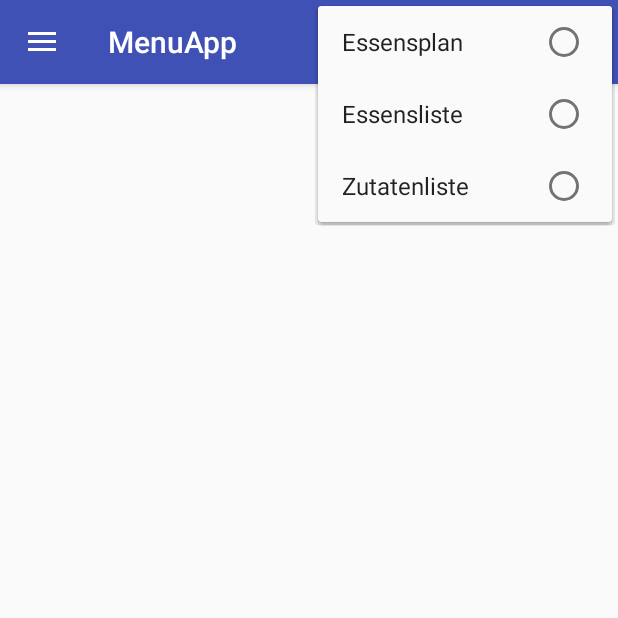
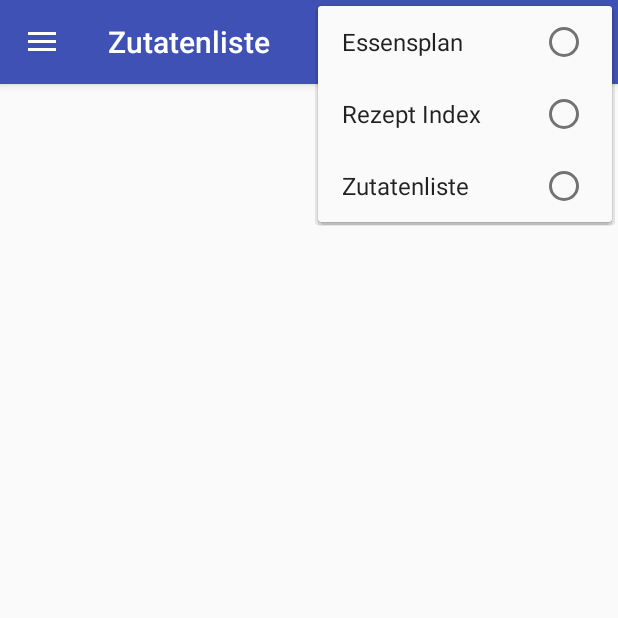
Before and after one commit to RichardKromoser/Menu-App, an Android app: the screen it shows after launch (MainActivity), with the options menu open, on a phone screen of 412 x 824 dp, the top half of it. Run offline under Robolectric (Android 15) with nearby library versions, the phone set to English and light mode, and no system bars.

Commit message:
pages are working now

```diff
--- a/app/src/main/java/com/menu/richard/menuapp/MainActivity.java
+++ b/app/src/main/java/com/menu/richard/menuapp/MainActivity.java
@@ -22,8 +22,6 @@ import java.util.List;
 public class MainActivity extends AppCompatActivity
         implements NavigationView.OnNavigationItemSelectedListener{
     //private GridView gridView;
-    private DrawerLayout drawerLayout;
-    private ActionBarDrawerToggle toggle;
 
     @Override
     protected void onCreate(Bundle savedInstanceState) {
@@ -33,9 +31,8 @@ public class MainActivity extends AppCompatActivity
         setSupportActionBar(toolbar);
 
 
-
-        drawerLayout = (DrawerLayout) findViewById(R.id.drawer_layout);
-        toggle = new ActionBarDrawerToggle(
+        DrawerLayout drawerLayout = (DrawerLayout) findViewById(R.id.drawer_layout);
+        ActionBarDrawerToggle toggle = new ActionBarDrawerToggle(
                 this, drawerLayout, toolbar, R.string.navigation_drawer_open, R.string.navigation_drawer_close);
         drawerLayout.addDrawerListener(toggle);
         toggle.syncState();
@@ -107,8 +104,9 @@ public class MainActivity extends AppCompatActivity
 
     @Override
     public void onBackPressed() {
-        if (drawerLayout.isDrawerOpen(GravityCompat.START)) {
-            drawerLayout.closeDrawer(GravityCompat.START);
+        DrawerLayout drawer = (DrawerLayout) findViewById(R.id.drawer_layout);
+        if (drawer.isDrawerOpen(GravityCompat.START)) {
+            drawer.closeDrawer(GravityCompat.START);
         } else {
             super.onBackPressed();
         }
@@ -119,18 +117,6 @@ public class MainActivity extends AppCompatActivity
         // Inflate the menu; this adds items to the action bar if it is present.
         getMenuInflater().inflate(R.menu.activity_navigation_drawer, menu);
         return true;
-    }
-
-    @Override
-    public void onPostCreate(Bundle savedInstanceState) {
-        super.onPostCreate(savedInstanceState);
-        toggle.syncState();
-    }
-
-    @Override
-    public void onConfigurationChanged(Configuration newConfig) {
-        super.onConfigurationChanged(newConfig);
-        toggle.onConfigurationChanged(newConfig);
     }
 
     @Override
@@ -181,7 +167,8 @@ public class MainActivity extends AppCompatActivity
             ft.replace(R.id.content_frame, fragment);
             ft.commit();
         }
-        drawerLayout.closeDrawer(GravityCompat.START);
+        DrawerLayout drawer = (DrawerLayout) findViewById(R.id.drawer_layout);
+        drawer.closeDrawer(GravityCompat.START);
     }
 
 }
--- a/app/src/main/java/com/menu/richard/menuapp/NavigationActivity.java
+++ b/app/src/main/java/com/menu/richard/menuapp/NavigationActivity.java
@@ -77,10 +77,6 @@ public class NavigationActivity extends AppCompatActivity
             // Handle the recipe index action
         } else if (id == R.id.nav_ingredient) {
             // Handle the ingredient list action
-        } else if (id == R.id.nav_share) {
-
-        } else if (id == R.id.nav_send) {
-
         }
 
         DrawerLayout drawer = (DrawerLayout) findViewById(R.id.drawer_layout);
--- a/app/src/main/res/layout/app_bar_navigation.xml
+++ b/app/src/main/res/layout/app_bar_navigation.xml
@@ -4,7 +4,8 @@
     xmlns:tools="http://schemas.android.com/tools"
     android:layout_width="match_parent"
     android:layout_height="match_parent"
-    tools:context=".NavigationActivity">
+    android:fitsSystemWindows="true"
+    tools:context=".MainActivity">
 
     <android.support.design.widget.AppBarLayout
         android:layout_width="match_parent"
@@ -20,6 +21,6 @@
 
     </android.support.design.widget.AppBarLayout>
 
-    <include layout="@layout/content_navigation" />
+    <include layout="@layout/content_main" />
 
 </android.support.design.widget.CoordinatorLayout>
--- a/app/src/main/res/layout/content_navigation.xml
+++ b/app/src/main/res/layout/content_navigation.xml
@@ -7,5 +7,8 @@
     app:layout_behavior="@string/appbar_scrolling_view_behavior"
     tools:context=".NavigationActivity"
     tools:showIn="@layout/app_bar_navigation">
-
+    <FrameLayout
+        android:id="@+id/content_frame"
+        android:layout_width="match_parent"
+        android:layout_height="match_parent" />
 </android.support.constraint.ConstraintLayout>
--- a/app/src/main/res/menu/activity_navigation_drawer.xml
+++ b/app/src/main/res/menu/activity_navigation_drawer.xml
@@ -9,7 +9,7 @@
         <item
             android:id="@+id/nav_recipe"
             android:icon="@drawable/ic_menu_gallery"
-            android:title="Essensliste" />
+            android:title="Rezept Index" />
         <item
             android:id="@+id/nav_ingredient"
             android:icon="@drawable/ic_menu_gallery"
```
